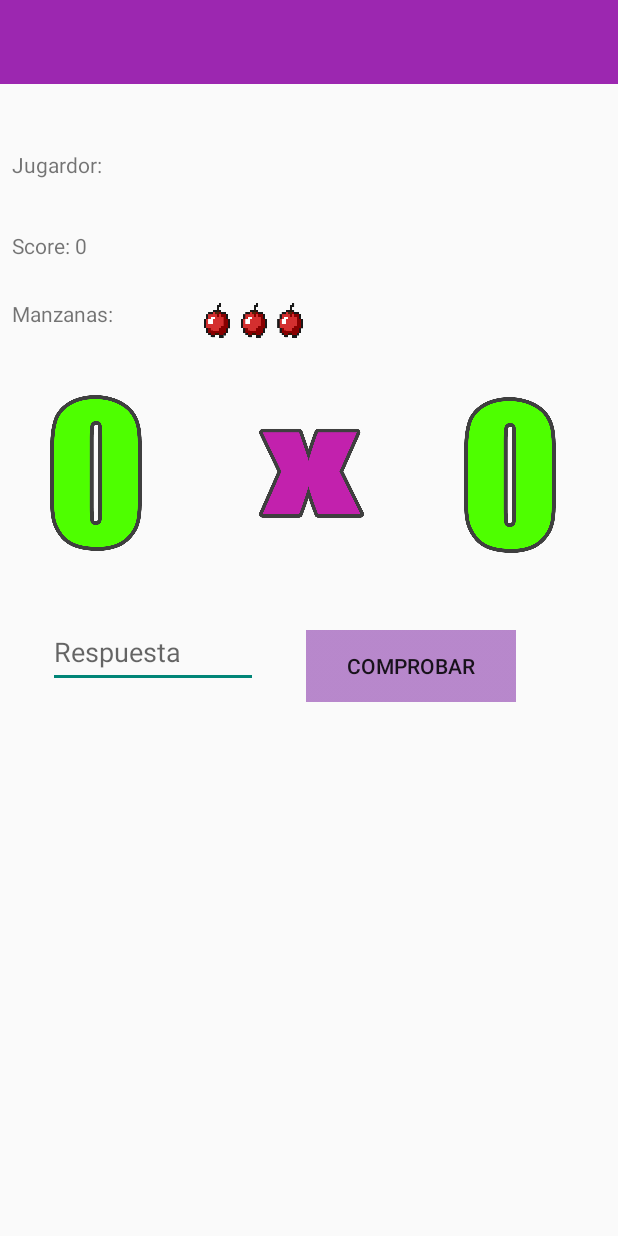
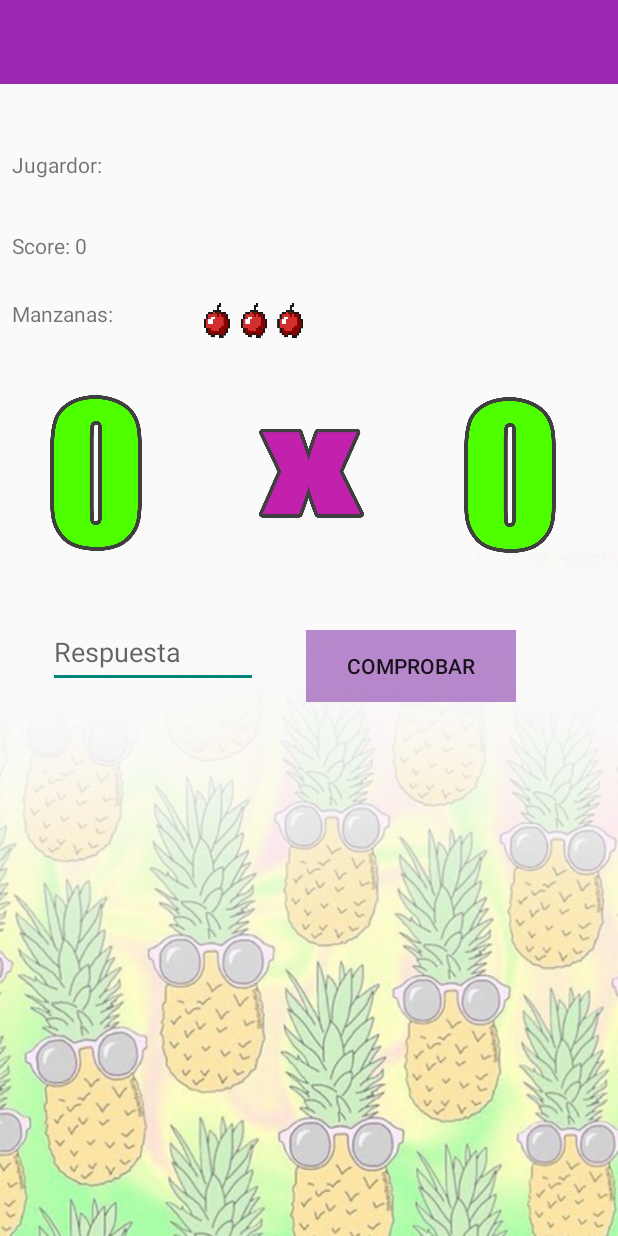
Before and after one commit to MarBadillaCampos/VideoGameForChild, an Android app: the layout activity_main_activity2_nivel6.xml on its own in the app's theme, with its tools: preview values and no code run, on a phone screen of 412 x 824 dp. Run offline under Robolectric (Android 15) with nearby library versions, the phone set to English and light mode, and no system bars.

Commit message:
Se completaron los landscape de los niveles

```diff
--- /dev/null
+++ b/app/src/main/res/layout-land/activity_main_activity2_nivel6.xml
@@ -0,0 +1,120 @@
+<?xml version="1.0" encoding="utf-8"?>
+<androidx.constraintlayout.widget.ConstraintLayout xmlns:android="http://schemas.android.com/apk/res/android"
+    xmlns:app="http://schemas.android.com/apk/res-auto"
+    xmlns:tools="http://schemas.android.com/tools"
+    android:layout_width="match_parent"
+    android:layout_height="match_parent"
+    tools:context=".MainActivity2_Nivel5">
+
+    <ImageView
+        android:id="@+id/imageView_NumeroUno"
+        android:layout_width="120dp"
+        android:layout_height="120dp"
+        android:layout_marginStart="108dp"
+        android:layout_marginTop="108dp"
+        android:contentDescription="@string/app_name"
+        app:layout_constraintStart_toEndOf="@+id/imageView_Manzanas"
+        app:layout_constraintTop_toBottomOf="@+id/myToolbar_Nivel1"
+        app:srcCompat="@drawable/cero" />
+
+    <ImageView
+        android:id="@+id/imageView_Signo"
+        android:layout_width="120dp"
+        android:layout_height="120dp"
+        android:layout_marginStart="16dp"
+        android:layout_marginTop="156dp"
+        android:contentDescription="@string/app_name"
+        app:layout_constraintStart_toEndOf="@+id/imageView_NumeroUno"
+        app:layout_constraintTop_toTopOf="parent"
+        app:srcCompat="@drawable/multiplicacion" />
+
+    <ImageView
+        android:id="@+id/imageView_NumeroDos"
+        android:layout_width="120dp"
+        android:layout_height="120dp"
+        android:layout_marginStart="20dp"
+        android:layout_marginTop="156dp"
+        android:contentDescription="@string/app_name"
+        app:layout_constraintStart_toEndOf="@+id/imageView_Signo"
+        app:layout_constraintTop_toTopOf="parent"
+        app:srcCompat="@drawable/cero" />
+
+    <ImageView
+        android:id="@+id/imageView_Manzanas"
+        android:layout_width="80dp"
+        android:layout_height="25dp"
+        android:layout_marginStart="16dp"
+        android:layout_marginTop="200dp"
+        android:contentDescription="@string/app_name"
+        app:layout_constraintStart_toEndOf="@+id/textView_Manzanas"
+        app:layout_constraintTop_toTopOf="parent"
+        app:srcCompat="@drawable/tresvidas" />
+
+    <EditText
+        android:id="@+id/et_Resultado"
+        android:layout_width="140dp"
+        android:layout_height="48dp"
+        android:layout_marginStart="208dp"
+        android:layout_marginTop="44dp"
+        android:ems="10"
+        android:hint="@string/etRespuesta"
+        android:inputType="number"
+        android:textColor="@color/black"
+        app:layout_constraintStart_toStartOf="parent"
+        app:layout_constraintTop_toBottomOf="@+id/imageView_NumeroUno" />
+
+    <TextView
+        android:id="@+id/textView_Nombre"
+        android:layout_width="105dp"
+        android:layout_height="30dp"
+        android:layout_marginStart="8dp"
+        android:layout_marginTop="100dp"
+        android:text="@string/jugadorNombre"
+        app:layout_constraintStart_toStartOf="parent"
+        app:layout_constraintTop_toTopOf="parent" />
+
+    <Button
+        android:id="@+id/button2"
+        android:layout_width="140dp"
+        android:layout_height="48dp"
+        android:layout_marginTop="44dp"
+        android:layout_marginEnd="152dp"
+        android:background="@drawable/fondoboton"
+        android:onClick="comparar"
+        android:text="@string/botonSumar"
+        app:layout_constraintEnd_toEndOf="parent"
+        app:layout_constraintTop_toBottomOf="@+id/imageView_NumeroDos" />
+
+    <TextView
+        android:id="@+id/textView_Manzanas"
+        android:layout_width="105dp"
+        android:layout_height="31dp"
+        android:layout_marginStart="8dp"
+        android:layout_marginTop="16dp"
+        android:text="@string/et_vidas"
+        app:layout_constraintStart_toStartOf="parent"
+        app:layout_constraintTop_toBottomOf="@+id/textView_Score" />
+
+    <TextView
+        android:id="@+id/textView_Score"
+        android:layout_width="104dp"
+        android:layout_height="29dp"
+        android:layout_marginStart="8dp"
+        android:layout_marginTop="24dp"
+        android:text="@string/totalScore"
+        app:layout_constraintStart_toStartOf="parent"
+        app:layout_constraintTop_toBottomOf="@+id/textView_Nombre" />
+
+    <androidx.appcompat.widget.Toolbar
+        android:id="@+id/myToolbar_Nivel1"
+        android:layout_width="match_parent"
+        android:layout_height="wrap_content"
+        android:background="@color/colorPrimary"
+        android:minHeight="?attr/actionBarSize"
+        android:theme="?attr/actionBarTheme"
+        app:layout_constraintEnd_toEndOf="parent"
+        app:layout_constraintStart_toStartOf="parent"
+        app:layout_constraintTop_toTopOf="parent"
+        app:titleTextColor="@color/icons" />
+
+</androidx.constraintlayout.widget.ConstraintLayout>
--- a/app/src/main/res/layout/activity_main_activity2_nivel6.xml
+++ b/app/src/main/res/layout/activity_main_activity2_nivel6.xml
@@ -4,6 +4,7 @@
     xmlns:tools="http://schemas.android.com/tools"
     android:layout_width="match_parent"
     android:layout_height="match_parent"
+    android:background="@drawable/wallpaperprincipal"
     tools:context=".MainActivity2_Nivel5">
 
     <ImageView
```
Also changed, not shown: app/src/main/res/layout-land/activity_main_activity2_nivel5.xml (added, +120 -0 lines).
